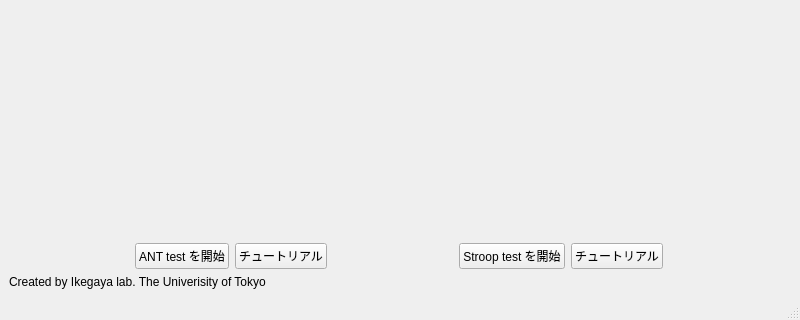
First picture: the form in mainwindow.ui, repository Niboshi1/AttentionTest, before the edit; both pictures show x 0 to 800 and y 280 to 600 of the 800 by 600 pixel window.
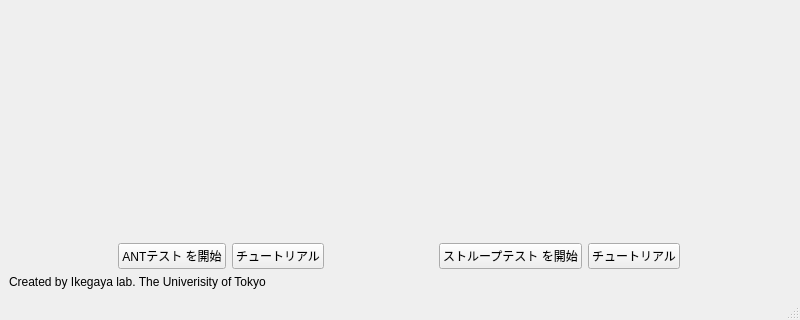
Second picture: the form after the edit.

```diff
--- a/mainwindow.ui
+++ b/mainwindow.ui
@@ -50,7 +50,7 @@
              </sizepolicy>
             </property>
             <property name="text">
-             <string>ANT test を開始</string>
+             <string>ANTテスト を開始</string>
             </property>
            </widget>
           </item>
@@ -91,7 +91,7 @@
              </sizepolicy>
             </property>
             <property name="text">
-             <string>Stroop test を開始</string>
+             <string>ストループテスト を開始</string>
             </property>
            </widget>
           </item>
```
